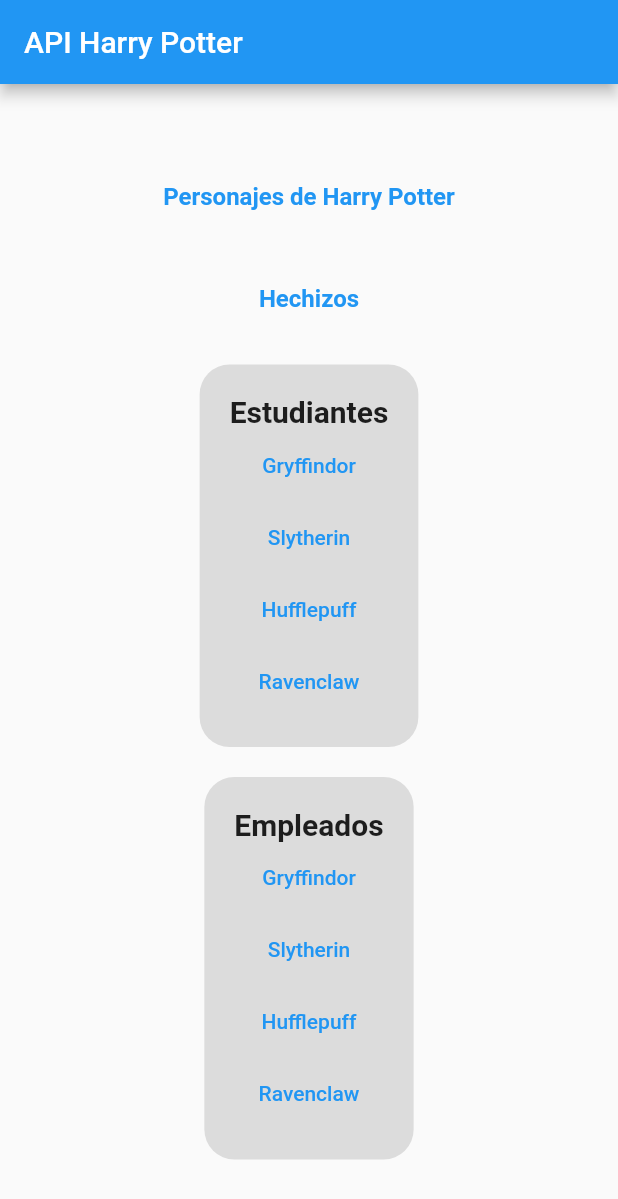
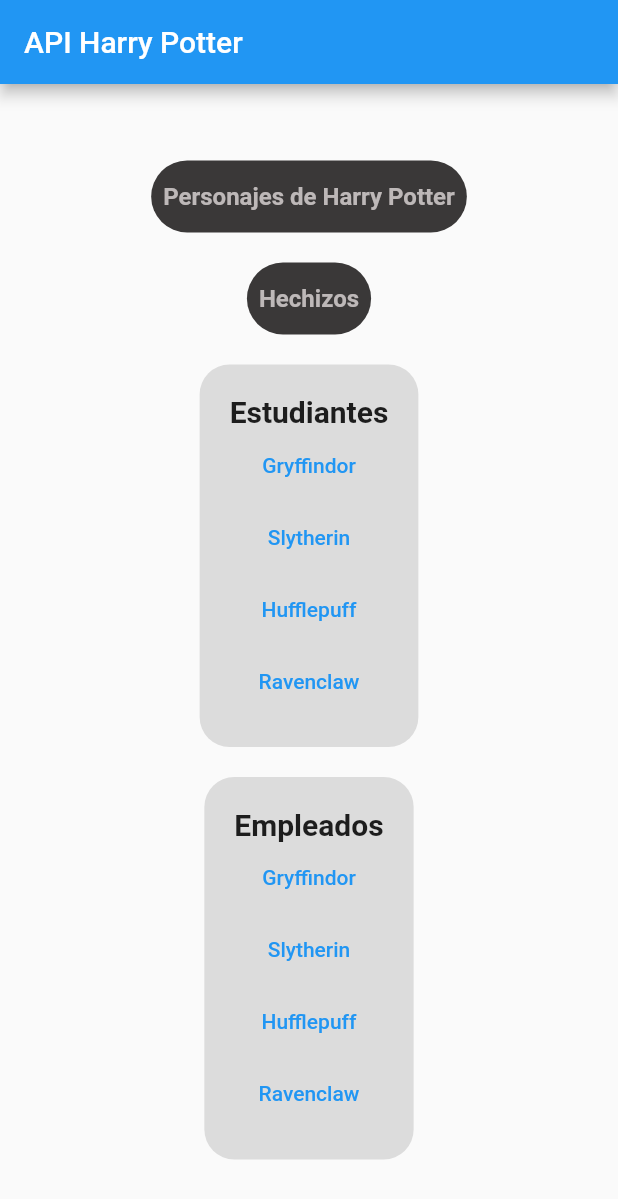
Before and after one commit to leyonel/ProyectoFinalHP, a Flutter app: the screen it shows after launch, on a phone screen of 412 x 824 dp. Shown: the top 1199 px of the screen. Run offline on Flutter 3.47's test engine with Material 2 defaults, Android fonts, the light colour scheme and no system bars; our stand-ins replace bloc, cached_network_image, flutter_bloc, fpdart.

Commit message:
Agrengando Diseño

```diff
--- a/lib/caracteristicas/vistas/hechizos.dart
+++ b/lib/caracteristicas/vistas/hechizos.dart
@@ -27,6 +27,7 @@
                 itemCount: hechizos.length,
                 itemBuilder: (context, index) {
                   return ListTile(
+                    leading: Icon(Icons.auto_fix_high_sharp),
                     title: Text(hechizos[index].nombre),
                     subtitle: Text(hechizos[index].descripcion),
                   );
--- a/lib/caracteristicas/vistas/principal.dart
+++ b/lib/caracteristicas/vistas/principal.dart
@@ -14,21 +14,37 @@
         child: Column(
           mainAxisAlignment: MainAxisAlignment.center,
           children: [
-            TextButton(
+            Container(
+              decoration: BoxDecoration(
+                borderRadius: BorderRadius.circular(50),
+                color: Color.fromARGB(212, 19, 17, 17),
+              ),
+              child: TextButton(
                   onPressed: () {
                     bloc.add(IrATodosLosPersonajes());
                   },
                   child: const Text("Personajes de Harry Potter",
-                    style:
-                        TextStyle(fontWeight: FontWeight.bold, fontSize: 16))),
+                      style: TextStyle(
+                          fontWeight: FontWeight.bold,
+                          fontSize: 16,
+                          color: Color.fromARGB(212, 216, 210, 210)))),
+            ),
             const SizedBox(height: 20),
-            TextButton(
+            Container(
+              decoration: BoxDecoration(
+                borderRadius: BorderRadius.circular(50),
+                color: Color.fromARGB(212, 19, 17, 17),
+              ),
+              child: TextButton(
                   onPressed: () {
                     bloc.add(IrAHechizos());
                   },
                   child: const Text("Hechizos",
-                    style:
-                        TextStyle(fontWeight: FontWeight.bold, fontSize: 16))),
+                      style: TextStyle(
+                          fontWeight: FontWeight.bold,
+                          fontSize: 16,
+                          color: Color.fromARGB(212, 216, 210, 210)))),
+            ),
             const SizedBox(height: 20),
             Container(
               decoration: BoxDecoration(
```
Also changed, not shown: lib/caracteristicas/bloc.dart (+14 -0 lines). Lines whose indentation alone changed are shown as unchanged.
